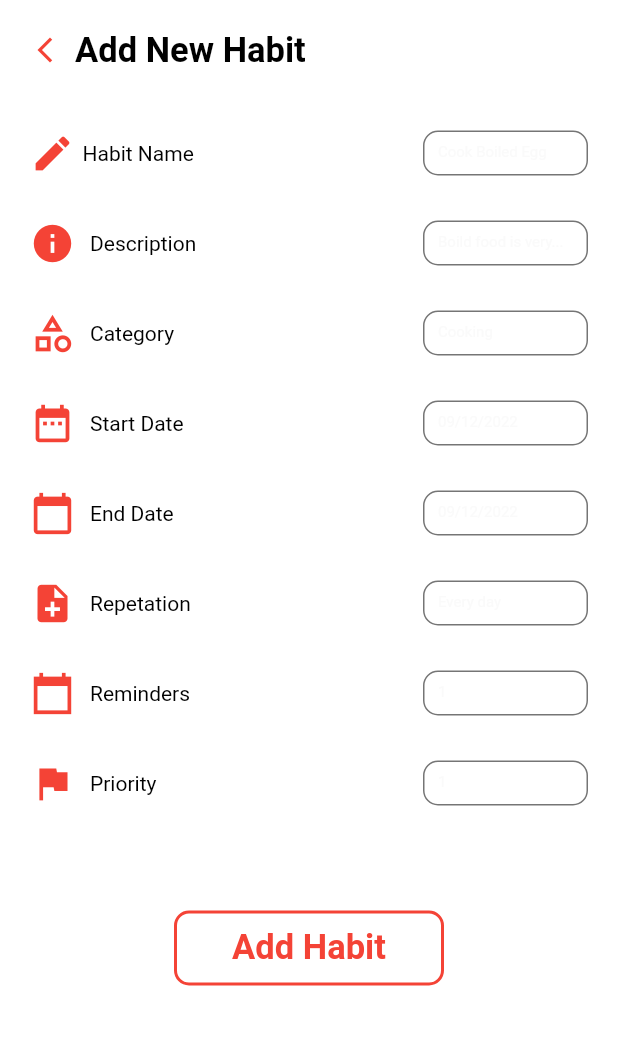
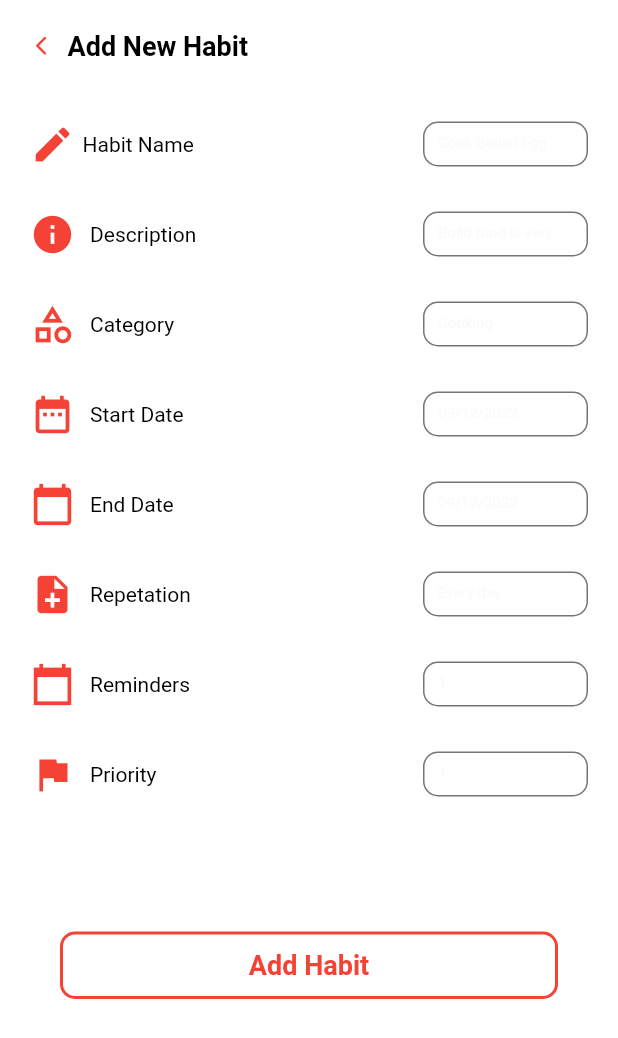
Before and after one commit to shubham0302/habit-app, a Flutter app: the AddHabbitsScreen screen opened by its route, on a phone screen of 412 x 824 dp. Shown: the top 1038 px of the screen. Run offline on Flutter 3.47's test engine with Material 2 defaults, Android fonts, the phone set to English and light mode, and no system bars; our stand-ins replace fl_chart, flutter_switch, get, numberpicker, table_calendar; missing offline and left inert: flutter_ringtone_player.

Commit message:
le button

```diff
--- a/lib/screens/habbit/add_new_habbits.dart
+++ b/lib/screens/habbit/add_new_habbits.dart
@@ -6,6 +6,7 @@ import 'package:habbit_app/widgets/sized_box.dart';
 import 'package:habbit_app/widgets/text_field/input_fields.dart';
 import 'package:habbit_app/widgets/text_widget/heading_text.dart';
 import 'package:habbit_app/widgets/text_widget/label_text.dart';
+import 'package:habbit_app/widgets/text_widget/main_label_text.dart';
 
 class AddHabbitsScreen extends StatelessWidget {
   const AddHabbitsScreen({super.key});
@@ -23,17 +24,16 @@ class AddHabbitsScreen extends StatelessWidget {
             Row(
               children: [
                 GestureDetector(
-                  onTap: () {
+                    behavior: HitTestBehavior.translucent,
+                    onTap: (() {
                       Get.back();
-                  },
+                    }),
                     child: Icon(
-                    Icons.arrow_back_ios_new_sharp,
+                      Icons.arrow_back_ios_new_rounded,
                       color: color.primaryColor,
-                    size: 20,
-                  ),
-                ),
+                    )),
                 SW.medium(),
-                const HeadingText(text: "Add New Habit"),
+                const MainLabelText(text: 'Add New Habit'),
               ],
             ),
             SH.large(),
@@ -239,17 +239,19 @@ class AddHabbitsScreen extends StatelessWidget {
             SH.large(),
             SH.large(),
             SH.large(),
-            Container(
-              height: 50,
-              width: 180,
+            Padding(
+              padding: const EdgeInsets.all(20.0),
+              child: Container(
+                padding: EdgeInsets.symmetric(vertical: 10),
                 decoration: BoxDecoration(
                     borderRadius: const BorderRadius.all(Radius.circular(10)),
                     border: Border.all(width: 2, color: color.primaryColor),
                     color: color.backgroundColor),
                 child: const Center(
-                child: HeadingText(
+                  child: MainLabelText(
                     text: "Add Habit",
                     isColor: true,
+                  ),
                 ),
               ),
             )
--- a/lib/screens/habbit/bargraph2.dart
+++ b/lib/screens/habbit/bargraph2.dart
@@ -34,7 +34,7 @@ class BarChartSample1State extends State<BarGraph2> {
   @override
   Widget build(BuildContext context) {
     return AspectRatio(
-      aspectRatio: 1,
+      aspectRatio: 1.5,
       child: Stack(
         children: <Widget>[
           Padding(
@@ -89,7 +89,7 @@ class BarChartSample1State extends State<BarGraph2> {
     double y, {
     bool isTouched = false,
     Color barColor = Colors.white,
-    double width = 10,
+    double width = 15,
     List<int> showTooltips = const [],
   }) {
     var color = Theme.of(context);
```
Also changed, not shown: lib/screens/habbit/bargraph.dart (+6 -6 lines). Lines whose indentation alone changed are shown as unchanged.
